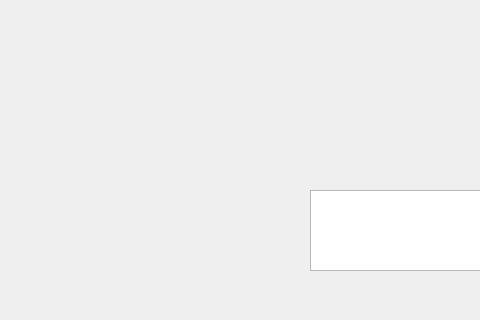
The window that testeui.ui (juliogramos/INE5420) describes before a commit, drawn with Qt 5; both pictures show x 0 to 480 and y 280 to 600 of the 800 by 600 pixel window.
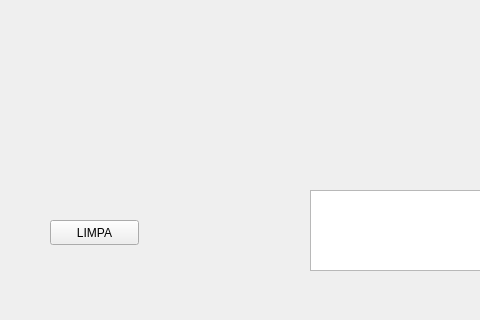
The same window after the commit.

Diff of the .ui file:
```diff
--- a/testeui.ui
+++ b/testeui.ui
@@ -115,6 +115,19 @@
      </rect>
     </property>
    </widget>
+   <widget class="QPushButton" name="limpa">
+    <property name="geometry">
+     <rect>
+      <x>50</x>
+      <y>500</y>
+      <width>89</width>
+      <height>25</height>
+     </rect>
+    </property>
+    <property name="text">
+     <string>LIMPA</string>
+    </property>
+   </widget>
   </widget>
   <widget class="QMenuBar" name="menubar">
    <property name="geometry">
```
